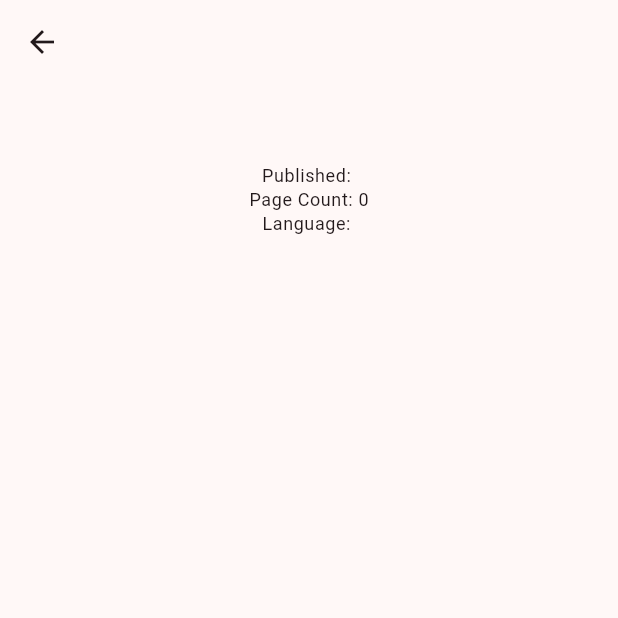
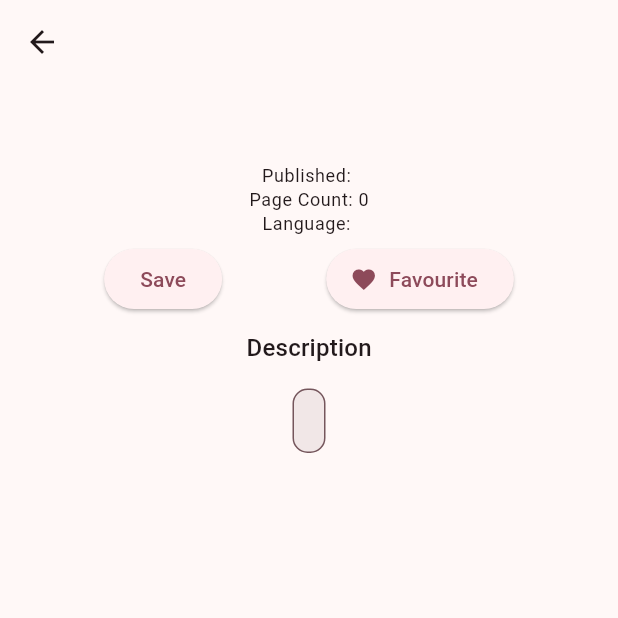
Before and after one commit to Veniii/reader_tracker, a Flutter app: the BookDetailsScreen screen opened directly with empty values, on a phone screen of 412 x 824 dp, the top half of it. Run offline on Flutter 3.47's test engine with Material 3 defaults, Android fonts, the phone set to English and light mode, and no system bars.

Commit message:
dodanie przycisków save i favourite oraz opisu

```diff
--- a/lib/components/gridview_widget.dart
+++ b/lib/components/gridview_widget.dart
@@ -37,7 +37,11 @@ class GridViewWidget extends StatelessWidget {
                 child: Column(children: [
                   Padding(
                     padding: const EdgeInsets.all(18.0),
-                    child: Image.network(book.imageLinks['thumbnail'] ?? ''),
+                    child: Image.network(
+                      book.imageLinks['thumbnail'] ?? '',
+                      scale: 1,
+
+                    ),
                   ),
                   Padding(
                     padding: const EdgeInsets.all(8.0),
--- a/lib/screens/books_details.dart
+++ b/lib/screens/books_details.dart
@@ -48,7 +48,38 @@ class _BookDetailsScreenState extends State<BookDetailsScreen> {
                     style: theme.bodySmall
                   ),
                   Text('Page Count: ${book.pageCount}', style: theme.bodySmall),
-                  Text('Language: ${book.language}', style: theme.bodySmall)
+                  Text('Language: ${book.language}', style: theme.bodySmall),
+
+                  const SizedBox(height: 5),
+
+                  Row(
+                    mainAxisAlignment: MainAxisAlignment.spaceEvenly,
+                    children: [
+                      ElevatedButton(
+                        onPressed: () {},
+                        child: Text('Save')
+                      ),
+                      ElevatedButton.icon(
+                        onPressed: () {},
+                        icon: Icon(Icons.favorite),
+                        label: Text('Favourite'))
+                    ],
+                  ),
+                  const SizedBox(height: 10),
+                  Text('Description', style: theme.titleMedium),
+                  const SizedBox(height: 5),
+                  Container(
+                    margin: EdgeInsets.all(10),
+                    padding: EdgeInsets.all(10),
+                    decoration: BoxDecoration(
+                      color: Theme.of(context).colorScheme.secondary.withOpacity(0.1),
+                      borderRadius: BorderRadius.circular(10),
+                      border: Border.all(
+                        color: Theme.of(context).colorScheme.secondary
+                      )
+                    ),
+                    child: Text(book.description),
+                  )
                 ],
               ),
             )
```
